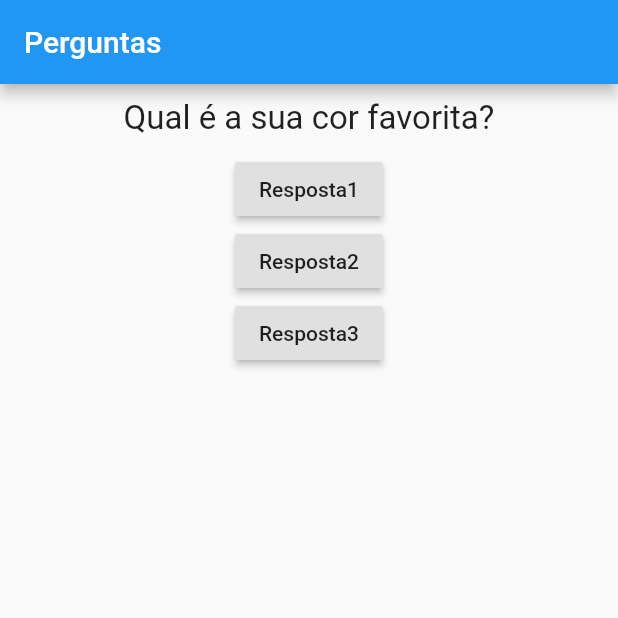
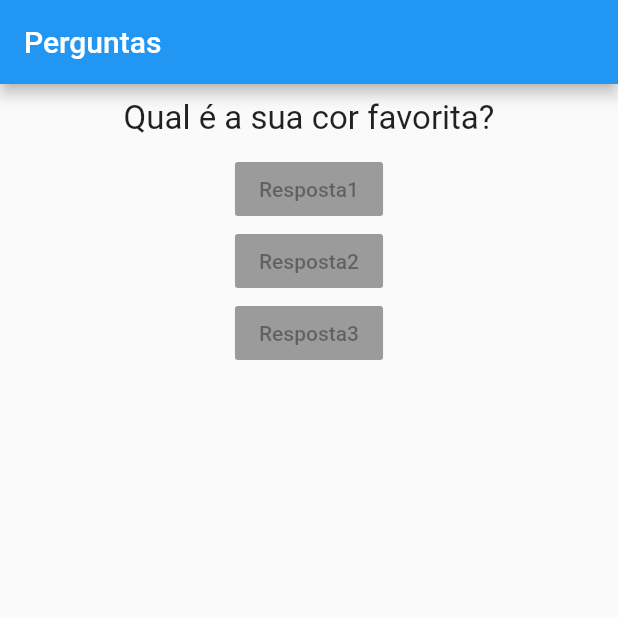
Before and after one commit to alexolirib/quiz_flutter, a Flutter app: the screen it shows after launch, on a phone screen of 412 x 824 dp, the top half of it. Run offline on Flutter 3.47's test engine with Material 2 defaults, Android fonts, the phone set to English and light mode, and no system bars.

Commit message:
criado o widget Resposta

```diff
--- a/lib/main.dart
+++ b/lib/main.dart
@@ -1,6 +1,7 @@
 import 'package:flutter/material.dart';
 import 'package:flutter/widgets.dart';
 import './questao.dart';
+import './resposta.dart';
 
 //ṕorta de entrada é o main
 main() => runApp(PerguntaApp());
@@ -43,23 +44,15 @@ class _PerguntaAppState extends State<PerguntaApp>{
           children:[
             // Text(perguntas[_perguntaIndex]),
             Questao(perguntas[_perguntaIndex]),
-            RaisedButton(
-              child: Text('Resposta1'),
-              //aqui ta passando o metodo e não chamando
-              onPressed: _responder
-            ),
-            RaisedButton(
-              child: Text('Resposta2'),
-              onPressed: _responder
-              // onPressed: (){
-              //   print('resposta2');
-              // }
-            ),
-            RaisedButton(
-              child: Text('Resposta3'),
-              // onPressed: () =>print('resposta3')
-              onPressed: _responder
-            )
+            // RaisedButton(
+            //   child: Text('Resposta1'),
+            //   //aqui ta passando o metodo e não chamando
+            //   onPressed: _responder
+            // ),
+            Resposta('Resposta1'),
+            Resposta('Resposta2'),
+            Resposta('Resposta3'),
+
           ],
         ),
 
--- a/lib/resposta.dart
+++ b/lib/resposta.dart
@@ -10,7 +10,10 @@ class Resposta extends StatelessWidget {
   @override
   Widget build(BuildContext context) {
     return Container(
-
+      child: RaisedButton(
+        child: Text(text),
+        onPressed: null,
+      ),
     );
   }
 }
```
